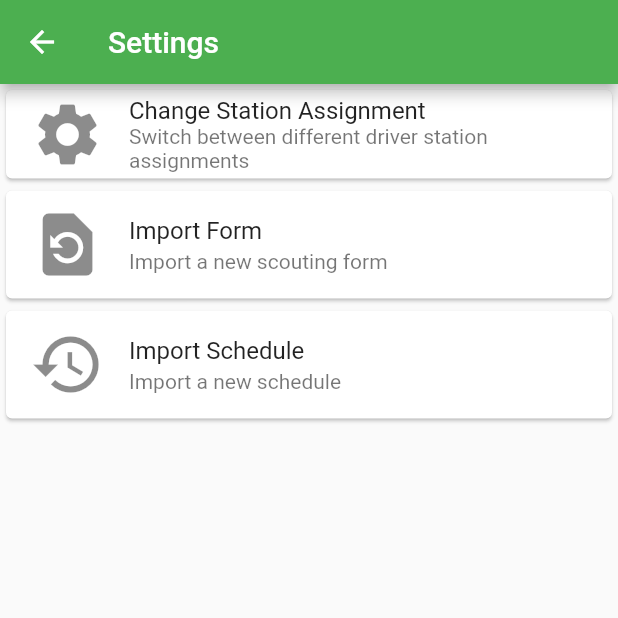
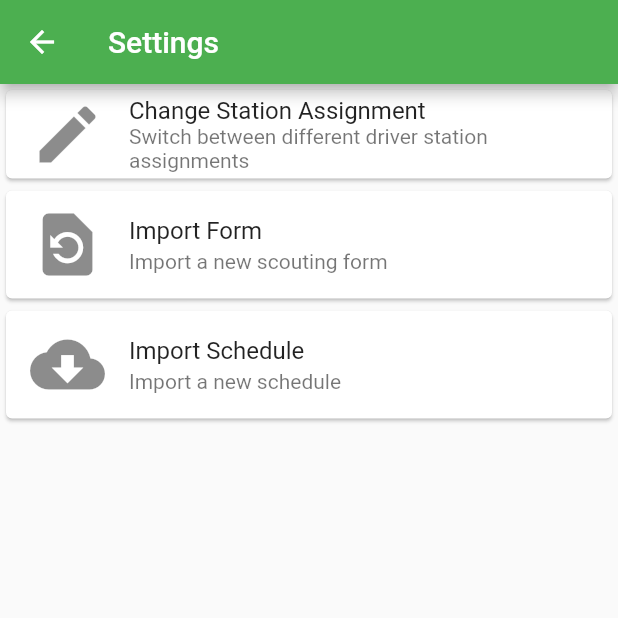
Before and after one commit to DanielYanger/Scouting-App, a Flutter app: the screen it shows after launch, after a tap on the "more vert" icon, on a phone screen of 412 x 824 dp, the top half of it. Run offline on Flutter 3.47's test engine with Material 2 defaults, Android fonts, the phone set to English and light mode, and no system bars; our stand-ins replace file_picker, flutter_form_builder.

Commit message:
Added Warning for no schedule

```diff
--- a/scouting_app/lib/home.dart
+++ b/scouting_app/lib/home.dart
@@ -34,8 +34,9 @@ class MyHomePageState extends State<MyHomePage> {
         ],
       ),
       body: ListView.builder(
-        itemCount: items != null && items.isNotEmpty ? items.length : 0,
-        itemBuilder: (context, index) {
+        itemCount: items != null && items.isNotEmpty ? items.length : 1,
+        itemBuilder: items != null && items.isNotEmpty
+            ? (context, index) {
                 return Card(
                   child: ListTile(
                       title: Text('${items[index][0]}'),
@@ -49,6 +50,27 @@ class MyHomePageState extends State<MyHomePage> {
                       },
                       subtitle: Text("${items[index][1]}")),
                 );
+              }
+            : (context, index) {
+                return Card(
+                  child: ListTile(
+                    title: Center(child: Text("No Schedule Imported!")),
+                    subtitle: Center(
+                        child:
+                            Text("Please import a schedule in the settings.")),
+                    isThreeLine: true,
+                    leading: Icon(
+                      Icons.warning,
+                      size: 50,
+                      color: Colors.red,
+                    ),
+                    trailing: Icon(
+                      Icons.warning,
+                      size: 50,
+                      color: Colors.red,
+                    ),
+                  ),
+                );
               },
       ),
     );
--- a/scouting_app/lib/importSchedule.dart
+++ b/scouting_app/lib/importSchedule.dart
@@ -54,13 +54,13 @@ class ImportScreenState extends State<ImportScreen> {
                     new RaisedButton(
                       onPressed: () {
                         file = pickFile;
-                        print("success");
                         readFile(file).then((data) {
                           schedule = data;
+                          print("File Picked");
                           print(schedule);
                         });
                       },
-                      child: new Text("Open file picker"),
+                      child: new Text("Choose Scheduler"),
                     ),
                     new RaisedButton(
                       onPressed: () {
--- a/scouting_app/lib/settings.dart
+++ b/scouting_app/lib/settings.dart
@@ -20,7 +20,7 @@ class MySettingPageState extends State<MySettingPage> {
           Card(
             child: ListTile(
               leading: Icon(
-                Icons.settings,
+                Icons.edit,
                 size: 50,
               ),
               title: Text("Change Station Assignment"),
@@ -47,7 +47,7 @@ class MySettingPageState extends State<MySettingPage> {
           Card(
             child: ListTile(
               leading: Icon(
-                Icons.restore,
+                Icons.cloud_download,
                 size: 50,
               ),
               title: Text("Import Schedule"),
```
Lines whose indentation alone changed are shown as unchanged.
